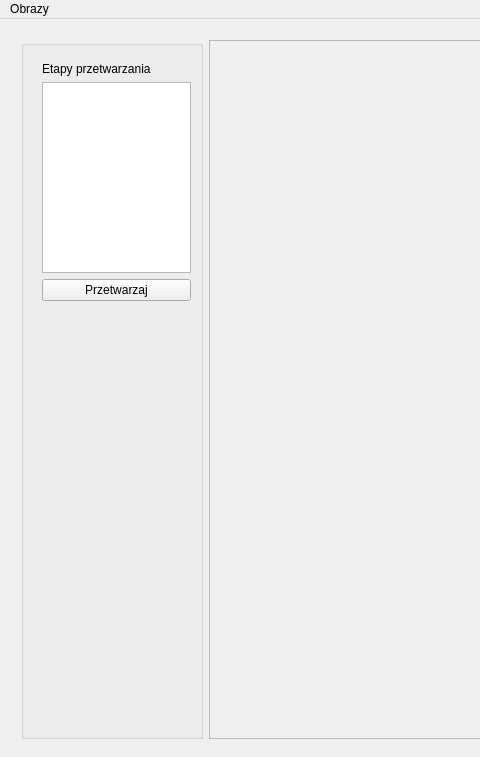
The window that ImageRecognition/mainwindow.ui (nieznanysprawiciel/POBRImageRecognition) describes before a commit, drawn with Qt 5; both pictures show x 0 to 480 and y 0 to 757 of the 1137 by 757 pixel window.
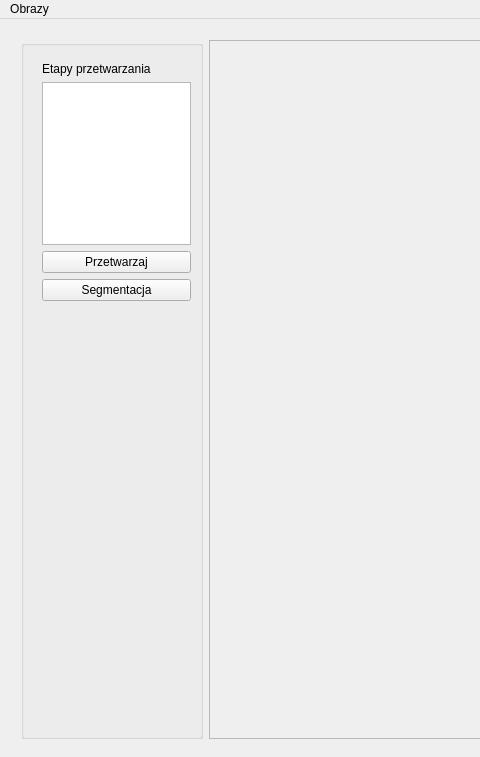
The same window after the commit.

Commit message: Segmentation framework (but doesn't work)

The edit to the form file:
```diff
--- a/ImageRecognition/mainwindow.ui
+++ b/ImageRecognition/mainwindow.ui
@@ -44,7 +44,7 @@
        <property name="title">
         <string/>
        </property>
-       <widget class="QWidget" name="">
+       <widget class="QWidget" name="layoutWidget">
         <property name="geometry">
          <rect>
           <x>10</x>
@@ -71,6 +71,13 @@
            </property>
           </widget>
          </item>
+         <item>
+          <widget class="QPushButton" name="segmentationButton">
+           <property name="text">
+            <string>Segmentacja</string>
+           </property>
+          </widget>
+         </item>
         </layout>
        </widget>
       </widget>
```
The commit also changes 6 other files.
